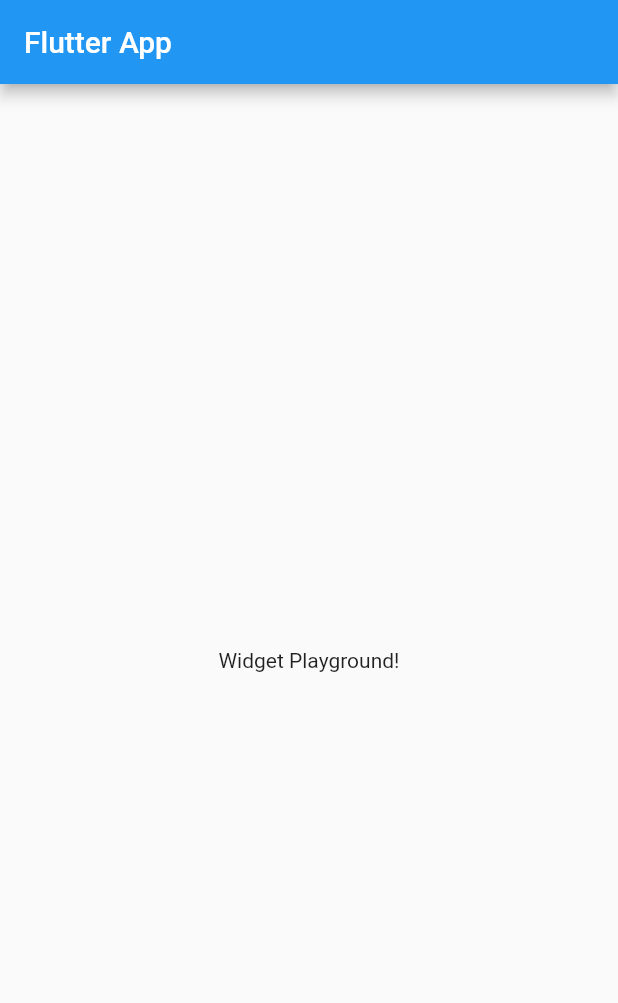
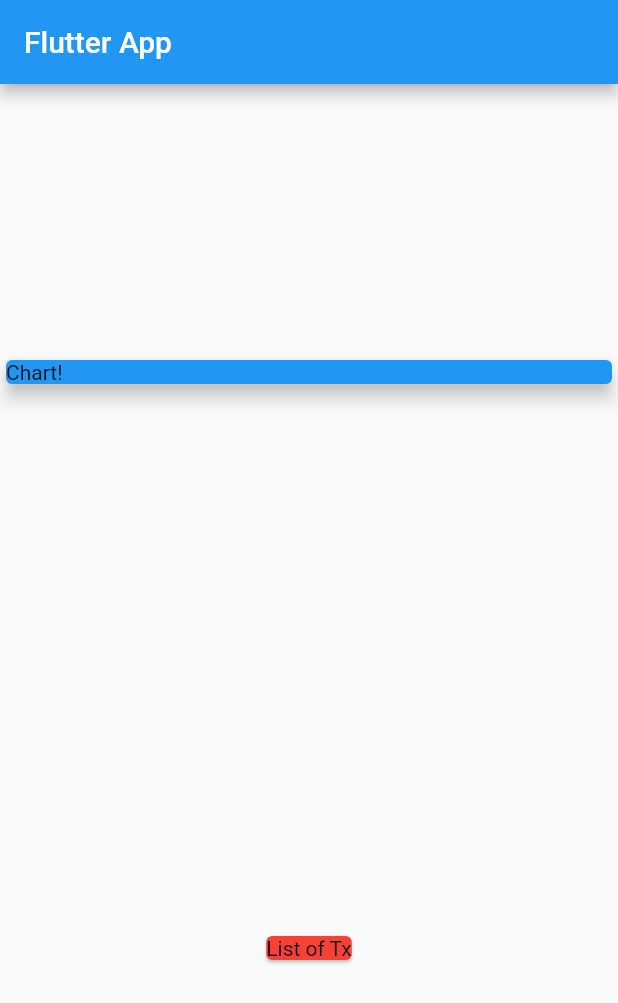
Before and after one commit to Hazrulidham28/money_tracker, a Flutter app: the screen it shows after launch, on a phone screen of 412 x 824 dp. Shown: the top 1003 px of the screen. Run offline on Flutter 3.47's test engine with Material 2 defaults, Android fonts, the phone set to English and light mode, and no system bars.

Commit message:
transaction class

```diff
--- a/lib/main.dart
+++ b/lib/main.dart
@@ -1,4 +1,5 @@
 import 'package:flutter/material.dart';
+import 'package:money_tracker/transaction.dart';
 
 void main() => runApp(const MyApp());
 
@@ -7,7 +8,7 @@ class MyApp extends StatelessWidget {
 //format document shift + alt + f
   @override
   Widget build(BuildContext context) {
-    return const MaterialApp(
+    return MaterialApp(
       title: 'Flutter App',
       home: MyHomePage(),
     );
@@ -15,7 +16,21 @@ class MyApp extends StatelessWidget {
 }
 
 class MyHomePage extends StatelessWidget {
-  const MyHomePage({super.key});
+  final List<Transaction> transactions = [
+    Transaction(
+      id: 't1',
+      title: 'New shoes',
+      amount: 69.9,
+      date: DateTime.now(),
+    ),
+    Transaction(
+      id: 't2',
+      title: 'Groceries',
+      amount: 16.53,
+      date: DateTime.now(),
+    ),
+  ];
+  MyHomePage({super.key});
 
   @override
   Widget build(BuildContext context) {
@@ -23,8 +38,23 @@ class MyHomePage extends StatelessWidget {
       appBar: AppBar(
         title: const Text('Flutter App'),
       ),
-      body: const Center(
-        child: Text('Widget Playground!'),
+      body: Column(
+        mainAxisAlignment: MainAxisAlignment.spaceAround,
+        crossAxisAlignment: CrossAxisAlignment.center,
+        children: <Widget>[
+          Container(
+            width: double.infinity,
+            child: Card(
+              color: Colors.blue,
+              elevation: 5,
+              child: Text('Chart!'),
+            ),
+          ),
+          Card(
+            color: Colors.red,
+            child: Text('List of Tx'),
+          ),
+        ],
       ),
     );
   }
--- /dev/null
+++ b/lib/transaction.dart
@@ -0,0 +1,12 @@
+class Transaction {
+  final String id;
+  final String title;
+  final double amount;
+  final DateTime date;
+
+  Transaction(
+      {required this.id,
+      required this.title,
+      required this.amount,
+      required this.date});
+}
```
